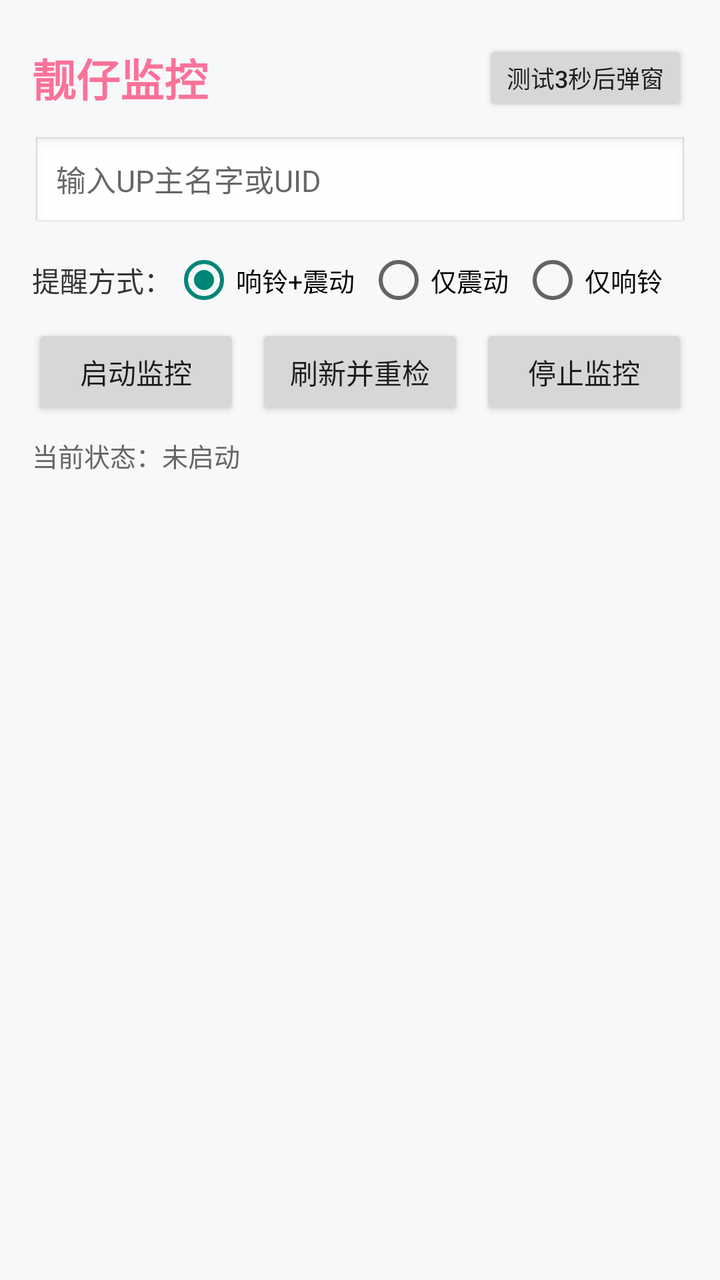
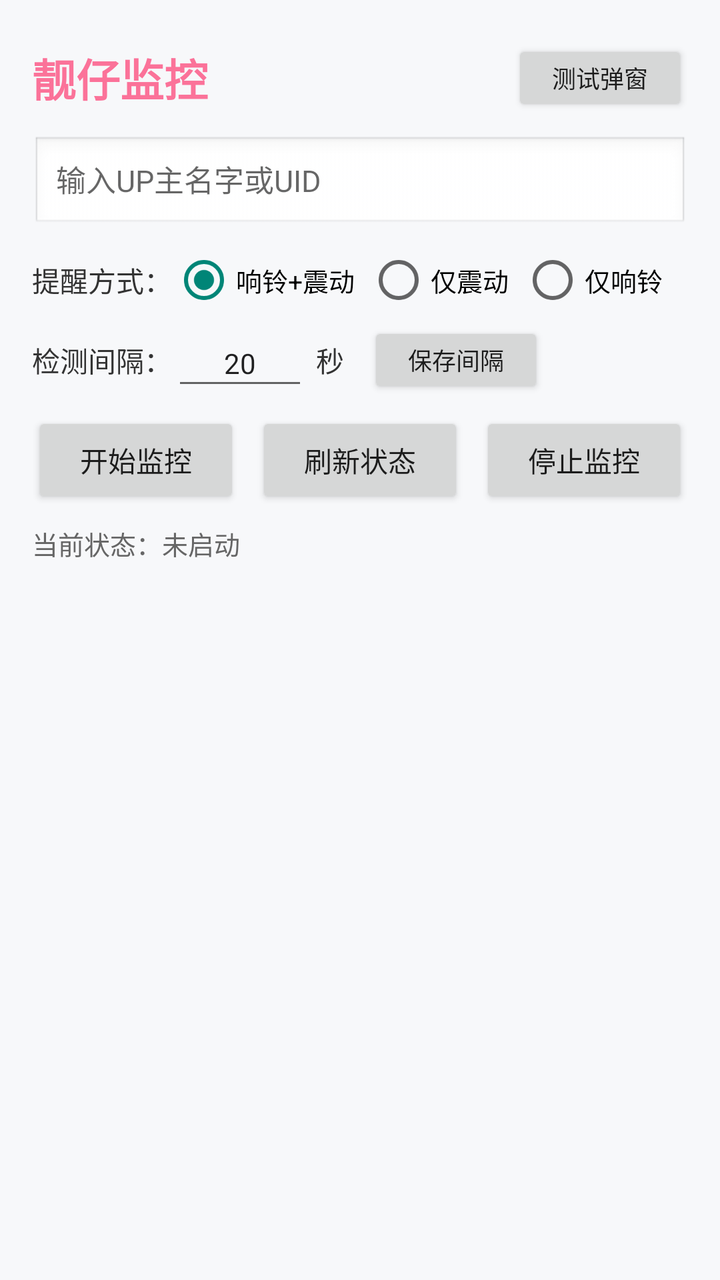

An Android layout rendered at two revisions. The XML below is the earlier revision; the diff shows what the commit changed to produce the second picture.
<!-- AndroidManifest.xml: application theme Theme.AppCompat.Light.NoActionBar -->
<!-- res/layout/activity_main.xml -->
<?xml version="1.0" encoding="utf-8"?>
<LinearLayout xmlns:android="http://schemas.android.com/apk/res/android"
    android:layout_width="match_parent"
    android:layout_height="match_parent"
    android:fitsSystemWindows="true"
    android:orientation="vertical"
    android:background="#F7F8FA"
    android:padding="16dp">
    <LinearLayout
        android:layout_width="match_parent"
        android:layout_height="wrap_content"
        android:gravity="center_vertical"
        android:layout_marginTop="4dp"
        android:layout_marginBottom="10dp"
        android:orientation="horizontal">
        <TextView
            android:layout_width="0dp"
            android:layout_height="wrap_content"
            android:layout_weight="1"
            android:text="靓仔监控"
            android:textSize="22sp"
            android:textStyle="bold"
            android:textColor="#FB7299" />
        <Button
            android:id="@+id/btnTestPopup"
            android:layout_width="wrap_content"
            android:layout_height="38dp"
            android:text="测试3秒后弹窗"
            android:textSize="12sp" />
    </LinearLayout>
    <LinearLayout
        android:id="@+id/llRingingBanner"
        android:layout_width="match_parent"
        android:layout_height="wrap_content"
        android:orientation="horizontal"
        android:gravity="center_vertical"
        android:background="#FFEBEE"
        android:padding="12dp"
        android:layout_marginBottom="10dp"
        android:visibility="gone">
        <ImageView
            android:id="@+id/ivBannerAvatar"
            android:layout_width="44dp"
            android:layout_height="44dp" />
        <LinearLayout
            android:layout_width="0dp"
            android:layout_height="wrap_content"
            android:layout_weight="1"
            android:layout_marginStart="10dp"
            android:layout_marginEnd="8dp"
            android:orientation="vertical">
            <TextView
                android:id="@+id/tvBannerTitle"
                android:layout_width="wrap_content"
                android:layout_height="wrap_content"
                android:text="主播开播啦！"
                android:textColor="#D32F2F"
                android:textStyle="bold"
                android:textSize="15sp" />
            <TextView
                android:id="@+id/tvBannerSub"
                android:layout_width="wrap_content"
                android:layout_height="wrap_content"
                android:text="点击右侧按钮停止提醒"
                android:textColor="#555555"
                android:textSize="12sp" />
        </LinearLayout>
        <Button
            android:id="@+id/btnBannerDismiss"
            android:layout_width="wrap_content"
            android:layout_height="wrap_content"
            android:backgroundTint="#FB7299"
            android:textColor="#FFFFFF"
            android:text="我知道了" />
    </LinearLayout>
    <EditText
        android:id="@+id/etSearchInput"
        android:layout_width="match_parent"
        android:layout_height="48dp"
        android:background="@android:drawable/edit_text"
        android:hint="输入UP主名字或UID"
        android:paddingStart="12dp"
        android:paddingEnd="12dp"
        android:singleLine="true"
        android:textSize="15sp" />
    <RadioGroup
        android:id="@+id/rgAlertMode"
        android:layout_width="match_parent"
        android:layout_height="wrap_content"
        android:layout_marginTop="8dp"
        android:gravity="center_vertical"
        android:orientation="horizontal">
        <TextView
            android:layout_width="wrap_content"
            android:layout_height="wrap_content"
            android:text="提醒方式："
            android:textColor="#333333"
            android:textSize="14sp" />
        <RadioButton
            android:id="@+id/rbSoundAndVibrate"
            android:layout_width="wrap_content"
            android:layout_height="wrap_content"
            android:checked="true"
            android:text="响铃+震动"
            android:textSize="13sp" />
        <RadioButton
            android:id="@+id/rbVibrateOnly"
            android:layout_width="wrap_content"
            android:layout_height="wrap_content"
            android:layout_marginStart="6dp"
            android:text="仅震动"
            android:textSize="13sp" />
        <RadioButton
            android:id="@+id/rbSoundOnly"
            android:layout_width="wrap_content"
            android:layout_height="wrap_content"
            android:layout_marginStart="6dp"
            android:text="仅响铃"
            android:textSize="13sp" />
    </RadioGroup>
    <LinearLayout
        android:layout_width="match_parent"
        android:layout_height="wrap_content"
        android:layout_marginTop="6dp"
        android:orientation="horizontal">
        <Button
            android:id="@+id/btnStartMonitor"
            android:layout_width="0dp"
            android:layout_height="wrap_content"
            android:layout_weight="1"
            android:text="启动监控" />
        <Button
            android:id="@+id/btnRefreshStatus"
            android:layout_width="0dp"
            android:layout_height="wrap_content"
            android:layout_marginStart="8dp"
            android:layout_weight="1"
            android:text="刷新并重检" />
        <Button
            android:id="@+id/btnStopMonitor"
            android:layout_width="0dp"
            android:layout_height="wrap_content"
            android:layout_marginStart="8dp"
            android:layout_weight="1"
            android:text="停止监控" />
    </LinearLayout>
    <TextView
        android:id="@+id/tvStatus"
        android:layout_width="match_parent"
        android:layout_height="wrap_content"
        android:layout_marginTop="8dp"
        android:text="当前状态：未启动"
        android:textColor="#666666"
        android:textSize="13sp" />
    <ListView
        android:id="@+id/lvStreamers"
        android:layout_width="match_parent"
        android:layout_height="0dp"
        android:layout_marginTop="8dp"
        android:layout_weight="1"
        android:divider="#EEEEEE"
        android:dividerHeight="1dp" />
</LinearLayout>
<!-- resources referenced by this layout -->
<resources>

</resources>

<!-- the commit's change to res/layout/activity_main.xml (unified diff, before → after) -->
@@ -25,7 +25,7 @@
             android:id="@+id/btnTestPopup"
             android:layout_width="wrap_content"
             android:layout_height="38dp"
-            android:text="测试3秒后弹窗"
+            android:text="测试弹窗"
             android:textSize="12sp" />
     </LinearLayout>
     <LinearLayout
@@ -61,7 +61,7 @@
                 android:id="@+id/tvBannerSub"
                 android:layout_width="wrap_content"
                 android:layout_height="wrap_content"
-                android:text="点击右侧按钮停止提醒"
+                android:text="去看直播"
                 android:textColor="#555555"
                 android:textSize="12sp" />
         </LinearLayout>
@@ -121,6 +121,43 @@
     <LinearLayout
         android:layout_width="match_parent"
         android:layout_height="wrap_content"
+        android:layout_marginTop="4dp"
+        android:gravity="center_vertical"
+        android:orientation="horizontal">
+        <TextView
+            android:layout_width="wrap_content"
+            android:layout_height="wrap_content"
+            android:text="检测间隔："
+            android:textColor="#333333"
+            android:textSize="14sp" />
+        <EditText
+            android:id="@+id/etInterval"
+            android:layout_width="68dp"
+            android:layout_height="40dp"
+            android:gravity="center"
+            android:inputType="number"
+            android:maxLength="4"
+            android:singleLine="true"
+            android:text="20"
+            android:textSize="14sp" />
+        <TextView
+            android:layout_width="wrap_content"
+            android:layout_height="wrap_content"
+            android:layout_marginStart="4dp"
+            android:text="秒"
+            android:textColor="#333333"
+            android:textSize="14sp" />
+        <Button
+            android:id="@+id/btnSaveInterval"
+            android:layout_width="wrap_content"
+            android:layout_height="38dp"
+            android:layout_marginStart="12dp"
+            android:text="保存间隔"
+            android:textSize="12sp" />
+    </LinearLayout>
+    <LinearLayout
+        android:layout_width="match_parent"
+        android:layout_height="wrap_content"
         android:layout_marginTop="6dp"
         android:orientation="horizontal">
         <Button
@@ -128,14 +165,14 @@
             android:layout_width="0dp"
             android:layout_height="wrap_content"
             android:layout_weight="1"
-            android:text="启动监控" />
+            android:text="开始监控" />
         <Button
             android:id="@+id/btnRefreshStatus"
             android:layout_width="0dp"
             android:layout_height="wrap_content"
             android:layout_marginStart="8dp"
             android:layout_weight="1"
-            android:text="刷新并重检" />
+            android:text="刷新状态" />
         <Button
             android:id="@+id/btnStopMonitor"
             android:layout_width="0dp"
